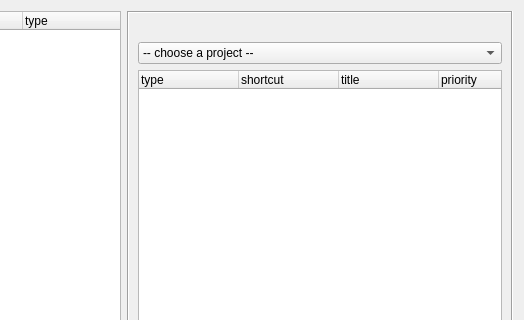
Before: the Qt Designer form client/forms/init.ui in Wolframe/wolfzilla, drawn with Qt 5; both pictures show x 89 to 613 and y 0 to 320 of the 613 by 414 pixel window.
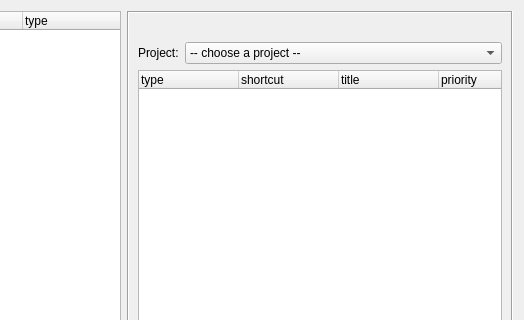
After: the same form once the commit is applied. The open tabs and pages were chosen to show the change. Icons and pictures are not drawn.

Commit message: better update or insert mechanism

Diff of the .ui file:
```diff
--- a/client/forms/init.ui
+++ b/client/forms/init.ui
@@ -1041,6 +1041,8 @@
         </layout>
        </item>
        <item row="1" column="0" colspan="2">
+        <layout class="QFormLayout" name="formLayout_6">
+         <item row="0" column="1">
         <widget class="QComboBox" name="issuesProject">
          <property name="action" stdset="0">
           <string>listProjects projects { }</string>
@@ -1058,6 +1060,15 @@
           </property>
          </item>
         </widget>
+         </item>
+         <item row="0" column="0">
+          <widget class="QLabel" name="label_33">
+           <property name="text">
+            <string>Project:</string>
+           </property>
+          </widget>
+         </item>
+        </layout>
        </item>
       </layout>
      </widget>
```
Left out of the diff: 6 changed lines with no effect on the pictures. Lines whose indentation alone changed are shown as unchanged. The commit also changes 2 other files.
